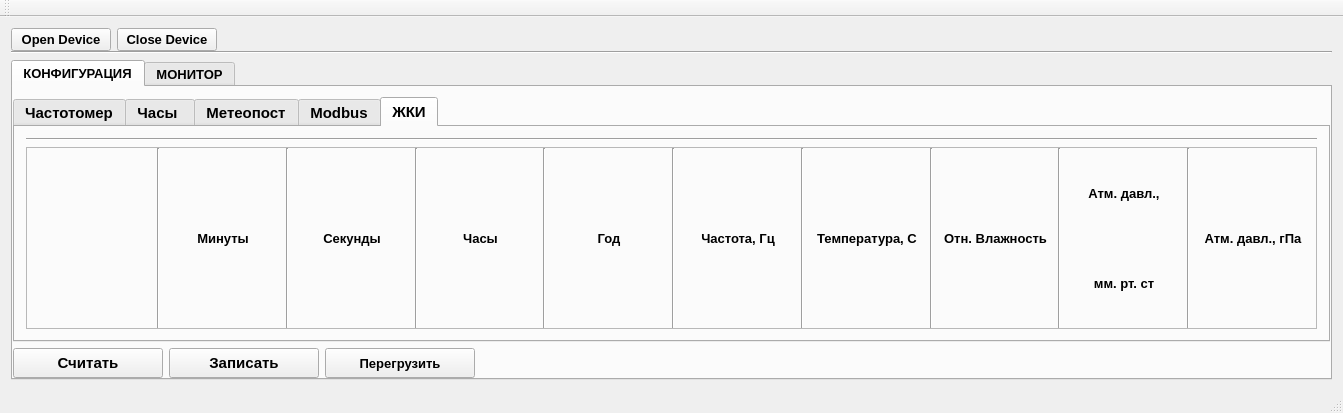
Before: the Qt Designer form informPConfigurator/mainwindow.ui in Goodjamp/informPConfigurator, drawn with Qt 5.
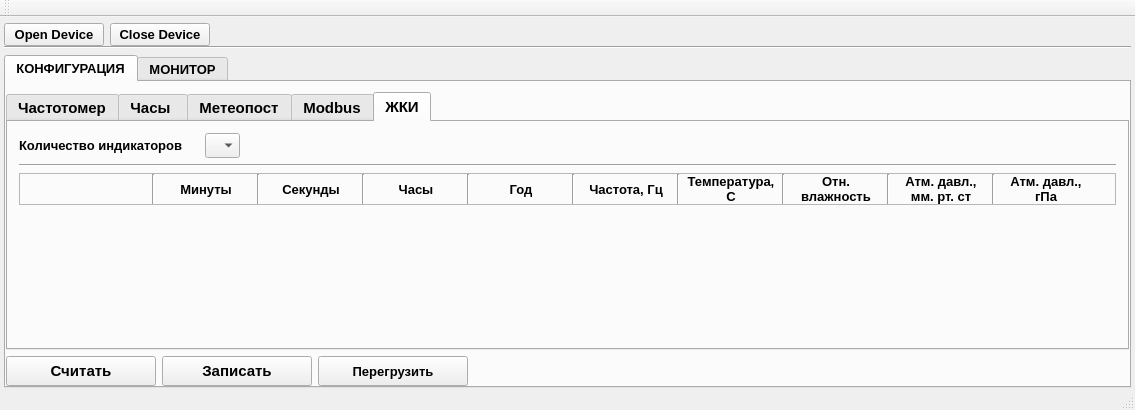
After: the same form once the commit is applied. The open tabs and pages were chosen to show the change.

```diff
--- a/informPConfigurator/mainwindow.ui
+++ b/informPConfigurator/mainwindow.ui
@@ -6,8 +6,8 @@
    <rect>
     <x>0</x>
     <y>0</y>
-    <width>1343</width>
-    <height>413</height>
+    <width>1135</width>
+    <height>410</height>
    </rect>
   </property>
   <property name="windowTitle">
@@ -15,6 +15,18 @@
   </property>
   <widget class="QWidget" name="centralWidget">
    <layout class="QVBoxLayout" name="verticalLayout_7">
+    <property name="leftMargin">
+     <number>4</number>
+    </property>
+    <property name="topMargin">
+     <number>6</number>
+    </property>
+    <property name="rightMargin">
+     <number>4</number>
+    </property>
+    <property name="bottomMargin">
+     <number>0</number>
+    </property>
     <item>
      <layout class="QVBoxLayout" name="verticalLayout_4">
       <property name="spacing">
@@ -108,7 +120,7 @@
        </font>
       </property>
       <property name="currentIndex">
-       <number>1</number>
+       <number>0</number>
       </property>
       <widget class="QWidget" name="tab">
        <attribute name="title">
@@ -951,7 +963,7 @@
                </widget>
               </item>
               <item>
-               <widget class="QComboBox" name="comboBoxClockMeteoState">
+               <widget class="QComboBox" name="comboBoxMeteoState">
                 <property name="minimumSize">
                  <size>
                   <width>100</width>
@@ -1029,7 +1041,7 @@
                  </font>
                 </property>
                 <property name="text">
-                 <string>Скорость</string>
+                 <string>Источник</string>
                 </property>
                </widget>
               </item>
@@ -1328,6 +1340,68 @@
             <string>ЖКИ</string>
            </attribute>
            <layout class="QVBoxLayout" name="verticalLayout_6">
+            <item>
+             <layout class="QHBoxLayout" name="horizontalLayout_19">
+              <item>
+               <widget class="QLabel" name="labelLCDNumLCD">
+                <property name="minimumSize">
+                 <size>
+                  <width>180</width>
+                  <height>25</height>
+                 </size>
+                </property>
+                <property name="maximumSize">
+                 <size>
+                  <width>180</width>
+                  <height>25</height>
+                 </size>
+                </property>
+                <property name="font">
+                 <font>
+                  <pointsize>10</pointsize>
+                 </font>
+                </property>
+                <property name="text">
+                 <string>Количество индикаторов</string>
+                </property>
+               </widget>
+              </item>
+              <item>
+               <widget class="QComboBox" name="comboBoxLCDNumLSD">
+                <property name="minimumSize">
+                 <size>
+                  <width>35</width>
+                  <height>25</height>
+                 </size>
+                </property>
+                <property name="maximumSize">
+                 <size>
+                  <width>35</width>
+                  <height>25</height>
+                 </size>
+                </property>
+                <property name="font">
+                 <font>
+                  <pointsize>10</pointsize>
+                 </font>
+                </property>
+               </widget>
+              </item>
+              <item>
+               <spacer name="horizontalSpacer_14">
+                <property name="orientation">
+                 <enum>Qt::Horizontal</enum>
+                </property>
+                <property name="sizeHint" stdset="0">
+                 <size>
+                  <width>40</width>
+                  <height>20</height>
+                 </size>
+                </property>
+               </spacer>
+              </item>
+             </layout>
+            </item>
             <item>
              <widget class="Line" name="line_8">
               <property name="orientation">
@@ -1389,13 +1463,13 @@
                 <widget class="QLabel" name="label_7">
                  <property name="minimumSize">
                   <size>
-                   <width>120</width>
+                   <width>100</width>
                    <height>0</height>
                   </size>
                  </property>
                  <property name="maximumSize">
                   <size>
-                   <width>200</width>
+                   <width>100</width>
                    <height>16777215</height>
                   </size>
                  </property>
@@ -1423,13 +1497,13 @@
                 <widget class="QLabel" name="label_9">
                  <property name="minimumSize">
                   <size>
-                   <width>120</width>
+                   <width>100</width>
                    <height>0</height>
                   </size>
                  </property>
                  <property name="maximumSize">
                   <size>
-                   <width>200</width>
+                   <width>100</width>
                    <height>16777215</height>
                   </size>
                  </property>
@@ -1457,13 +1531,13 @@
                 <widget class="QLabel" name="label_11">
                  <property name="minimumSize">
                   <size>
-                   <width>120</width>
+                   <width>100</width>
                    <height>0</height>
                   </size>
                  </property>
                  <property name="maximumSize">
                   <size>
-                   <width>200</width>
+                   <width>100</width>
                    <height>16777215</height>
                   </size>
                  </property>
@@ -1491,13 +1565,13 @@
                 <widget class="QLabel" name="label_8">
                  <property name="minimumSize">
                   <size>
-                   <width>120</width>
+                   <width>100</width>
                    <height>0</height>
                   </size>
                  </property>
                  <property name="maximumSize">
                   <size>
-                   <width>200</width>
+                   <width>100</width>
                    <height>16777215</height>
                   </size>
                  </property>
@@ -1525,13 +1599,13 @@
                 <widget class="QLabel" name="label_13">
                  <property name="minimumSize">
                   <size>
-                   <width>120</width>
+                   <width>100</width>
                    <height>0</height>
                   </size>
                  </property>
                  <property name="maximumSize">
                   <size>
-                   <width>200</width>
+                   <width>100</width>
                    <height>16777215</height>
                   </size>
                  </property>
@@ -1556,16 +1630,21 @@
                 </widget>
                </item>
                <item>
-                <widget class="QLabel" name="label_10">
+                <layout class="QVBoxLayout" name="verticalLayout_11">
+                 <property name="spacing">
+                  <number>0</number>
+                 </property>
+                 <item>
+                  <widget class="QLabel" name="label_15">
                  <property name="minimumSize">
                   <size>
-                   <width>120</width>
+                     <width>100</width>
                    <height>0</height>
                   </size>
                  </property>
                  <property name="maximumSize">
                   <size>
-                   <width>200</width>
+                     <width>100</width>
                    <height>16777215</height>
                   </size>
                  </property>
@@ -1575,12 +1654,41 @@
                   </font>
                  </property>
                  <property name="text">
-                  <string>Температура, С</string>
+                    <string>Температура,</string>
                  </property>
                  <property name="alignment">
                   <set>Qt::AlignCenter</set>
                  </property>
                 </widget>
+                 </item>
+                 <item>
+                  <widget class="QLabel" name="label_16">
+                   <property name="minimumSize">
+                    <size>
+                     <width>100</width>
+                     <height>0</height>
+                    </size>
+                   </property>
+                   <property name="maximumSize">
+                    <size>
+                     <width>100</width>
+                     <height>16777215</height>
+                    </size>
+                   </property>
+                   <property name="font">
+                    <font>
+                     <pointsize>10</pointsize>
+                    </font>
+                   </property>
+                   <property name="text">
+                    <string>С</string>
+                   </property>
+                   <property name="alignment">
+                    <set>Qt::AlignCenter</set>
+                   </property>
+                  </widget>
+                 </item>
+                </layout>
                </item>
                <item>
                 <widget class="Line" name="line_15">
@@ -1590,16 +1698,21 @@
                 </widget>
                </item>
                <item>
-                <widget class="QLabel" name="label_12">
+                <layout class="QVBoxLayout" name="verticalLayout_9">
+                 <property name="spacing">
+                  <number>0</number>
+                 </property>
+                 <item>
+                  <widget class="QLabel" name="label_4">
                  <property name="minimumSize">
                   <size>
-                   <width>120</width>
+                     <width>100</width>
                    <height>0</height>
                   </size>
                  </property>
                  <property name="maximumSize">
                   <size>
-                   <width>200</width>
+                     <width>100</width>
                    <height>16777215</height>
                   </size>
                  </property>
@@ -1609,12 +1722,41 @@
                   </font>
                  </property>
                  <property name="text">
-                  <string>Отн. Влажность</string>
+                    <string>Отн.</string>
                  </property>
                  <property name="alignment">
                   <set>Qt::AlignCenter</set>
                  </property>
                 </widget>
+                 </item>
+                 <item>
+                  <widget class="QLabel" name="label_6">
+                   <property name="minimumSize">
+                    <size>
+                     <width>100</width>
+                     <height>0</height>
+                    </size>
+                   </property>
+                   <property name="maximumSize">
+                    <size>
+                     <width>100</width>
+                     <height>16777215</height>
+                    </size>
+                   </property>
+                   <property name="font">
+                    <font>
+                     <pointsize>10</pointsize>
+                    </font>
+                   </property>
+                   <property name="text">
+                    <string>влажность</string>
+                   </property>
+                   <property name="alignment">
+                    <set>Qt::AlignCenter</set>
+                   </property>
+                  </widget>
+                 </item>
+                </layout>
                </item>
                <item>
                 <widget class="Line" name="line_17">
@@ -1632,13 +1774,13 @@
                   <widget class="QLabel" name="label">
                    <property name="minimumSize">
                     <size>
-                     <width>120</width>
+                     <width>100</width>
                      <height>0</height>
                     </size>
                    </property>
                    <property name="maximumSize">
                     <size>
-                     <width>200</width>
+                     <width>100</width>
                      <height>16777215</height>
                     </size>
                    </property>
@@ -1659,13 +1801,13 @@
                   <widget class="QLabel" name="label_2">
                    <property name="minimumSize">
                     <size>
-                     <width>120</width>
+                     <width>100</width>
                      <height>0</height>
                     </size>
                    </property>
                    <property name="maximumSize">
                     <size>
-                     <width>200</width>
+                     <width>100</width>
                      <height>16777215</height>
                     </size>
                    </property>
@@ -1692,16 +1834,21 @@
                 </widget>
                </item>
                <item>
-                <widget class="QLabel" name="label_5">
+                <layout class="QVBoxLayout" name="verticalLayout_10">
+                 <property name="spacing">
+                  <number>0</number>
+                 </property>
+                 <item>
+                  <widget class="QLabel" name="label_12">
                  <property name="minimumSize">
                   <size>
-                   <width>120</width>
+                     <width>100</width>
                    <height>0</height>
                   </size>
                  </property>
                  <property name="maximumSize">
                   <size>
-                   <width>200</width>
+                     <width>100</width>
                    <height>16777215</height>
                   </size>
                  </property>
@@ -1711,16 +1858,58 @@
                   </font>
                  </property>
                  <property name="text">
-                  <string>Атм. давл., гПа</string>
+                    <string>Атм. давл.,</string>
                  </property>
                  <property name="alignment">
                   <set>Qt::AlignCenter</set>
                  </property>
                 </widget>
                </item>
-              </layout>
+                 <item>
+                  <widget class="QLabel" name="label_14">
+                   <property name="minimumSize">
+                    <size>
+                     <width>100</width>
+                     <height>0</height>
+                    </size>
+                   </property>
+                   <property name="maximumSize">
+                    <size>
+                     <width>100</width>
+                     <height>16777215</height>
+                    </size>
+                   </property>
+                   <property name="font">
+                    <font>
+                     <pointsize>10</pointsize>
+                    </font>
+                   </property>
+                   <property name="text">
+                    <string>гПа</string>
+                   </property>
+                   <property name="alignment">
+                    <set>Qt::AlignCenter</set>
+                   </property>
+                  </widget>
+                 </item>
+                </layout>
+               </item>
+              </layout>
              </widget>
             </item>
+            <item>
+             <spacer name="verticalSpacer_4">
+              <property name="orientation">
+               <enum>Qt::Vertical</enum>
+              </property>
+              <property name="sizeHint" stdset="0">
+               <size>
+                <width>0</width>
+                <height>0</height>
+               </size>
+              </property>
+             </spacer>
+            </item>
            </layout>
           </widget>
          </widget>
@@ -2905,7 +3094,7 @@
     <rect>
      <x>0</x>
      <y>0</y>
-     <width>1343</width>
+     <width>1135</width>
      <height>21</height>
     </rect>
    </property>
```
Lines whose indentation alone changed are shown as unchanged.
